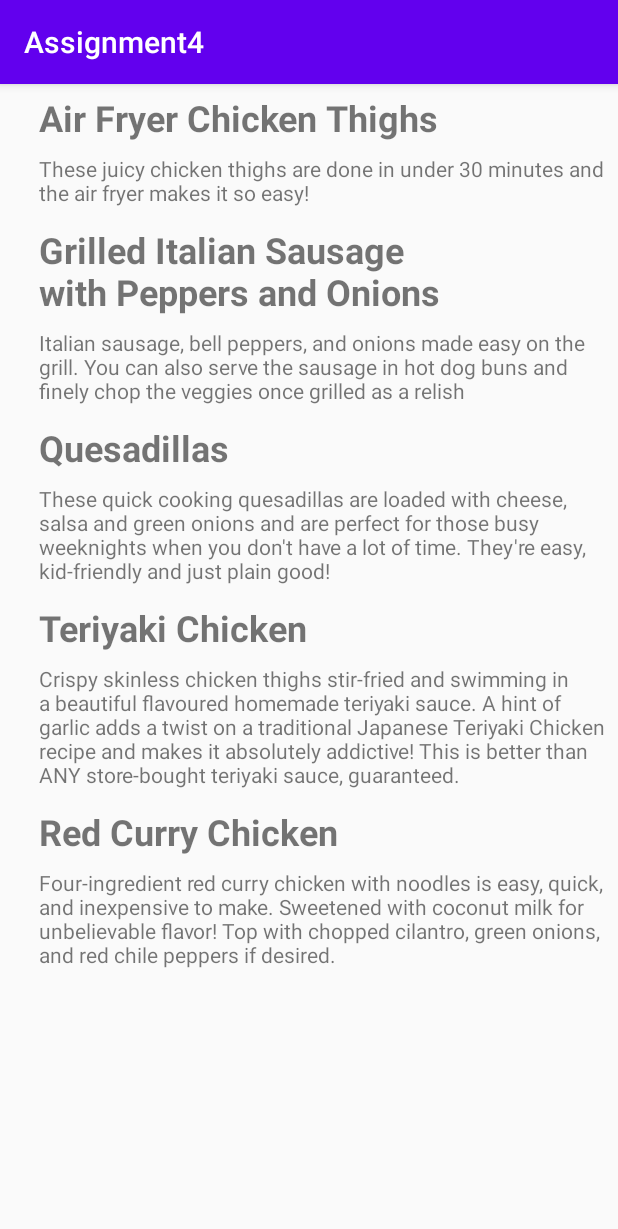
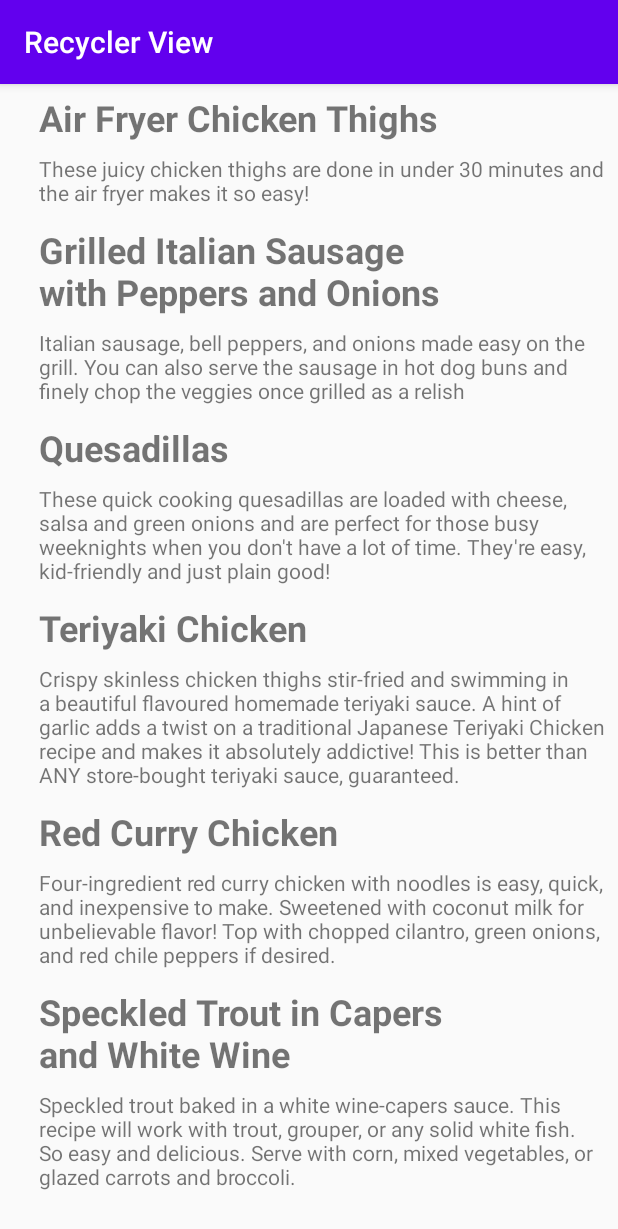
Before and after one commit to thapaking051/Assignment4, an Android app: the screen it shows after launch (MainActivity), on a phone screen of 412 x 824 dp. Shown: the top 1229 px of the screen. Run offline under Robolectric (Android 15) with nearby library versions, the phone set to English and light mode, and no system bars.

Commit message:
last change

```diff
--- a/app/src/main/java/com/example/assignment4/MainActivity.java
+++ b/app/src/main/java/com/example/assignment4/MainActivity.java
@@ -41,6 +41,10 @@ public class MainActivity extends AppCompatActivity {
         descriptionList.addLast(getString(R.string.curry_description));
         recipeList.addLast(getString(R.string.curry_recipe));
 
+        titleList.addLast(getString(R.string.trout_title));
+        descriptionList.addLast(getString(R.string.trout_description));
+        recipeList.addLast(getString(R.string.trout_recipe));
+
         // Create recycler view.
         recyclerView = findViewById(R.id.recycleView);
         // Create an adapter and supply the data to be displayed.
--- a/app/src/main/res/layout/recipe_page.xml
+++ b/app/src/main/res/layout/recipe_page.xml
@@ -7,7 +7,7 @@
 
     <TextView
         android:id="@+id/fullRecipe"
+        style="@style/multiLineText"
         app:layout_constraintStart_toStartOf="parent"
-        app:layout_constraintTop_toTopOf="parent"
-        style="@style/multiLineText" />
+        app:layout_constraintTop_toTopOf="parent" />
 </androidx.constraintlayout.widget.ConstraintLayout>
--- a/app/src/main/res/values/strings.xml
+++ b/app/src/main/res/values/strings.xml
@@ -1,14 +1,6 @@
 <resources>
-    <string name="app_name">Assignment4</string>
-    <string name="test">TEST 2</string>
-    <string name="recipe">Recipe</string>
+    <string name="app_name">Recycler View</string>
     <string name="error">Error</string>
-    <string name="cake">Cake is good</string>
-    <string name="chicken">Chicken is good</string>
-    <string name="beef">Beef is good</string>
-
-    <string name="kale_lemon_sandwich_title">Kale/Lemon Sandwich</string>
-    <string name="kale_lemon_sandwich_description"></string>
 
     <string name="air_fryer_chicken_thighs_title">Air Fryer Chicken Thighs</string>
     <string name="air_fryer_chicken_thighs_description">These juicy chicken thighs are done in under 30 minutes and the air fryer makes it so easy!</string>
@@ -94,5 +86,21 @@
         2: Fill a large pot with lightly salted water and bring to a rolling boil; stir in vermicelli pasta and return to a boil. Cook pasta uncovered, stirring occasionally, until the pasta is tender yet firm to the bite, 4 to 5 minutes. Drain.\n
         3: Reduce skillet heat to simmer. Add the noodles and let simmer until flavors are absorbed, about 5 minutes. Divide chicken and noodles among individual serving bowls.\n
     </string>
-    <string name="foodImage">Food</string>
+
+    <string name="trout_title">Speckled Trout in Capers and White Wine</string>
+    <string name="trout_description">Speckled trout baked in a white wine-capers sauce. This recipe will work with trout, grouper, or any solid white fish. So easy and delicious. Serve with corn, mixed vegetables, or glazed carrots and broccoli.</string>
+    <string name="trout_recipe">
+        Ingredients\n
+        2 tablespoons butter\n
+        1 tablespoon lemon pepper\n
+        1 teaspoon capers\n
+        1 pinch paprika, or to taste\n
+        ¼ cup white cooking wine\n
+        1 teaspoon minced fresh parsley, or to taste\n\n
+
+        Steps\n
+        1: Preheat oven to 400 degrees F (200 degrees C). Line a baking dish with aluminum foil.\n
+        2: Place trout in the middle of the aluminum foil; top with butter, lemon pepper, capers, and paprika. Pour cooking wine over trout. Close foil around the trout.\n
+        3: Bake in the preheated oven until fish flakes easily with a fork, about 30 minutes. Garnish trout with parsley.\n
+    </string>
 </resources>
```
